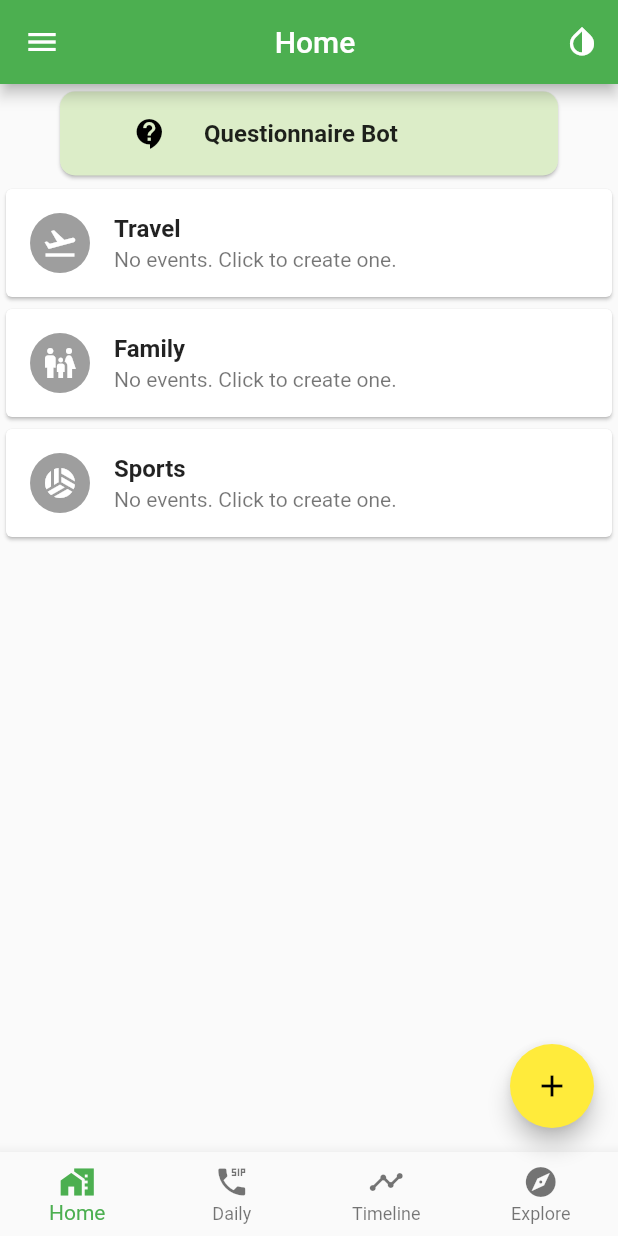
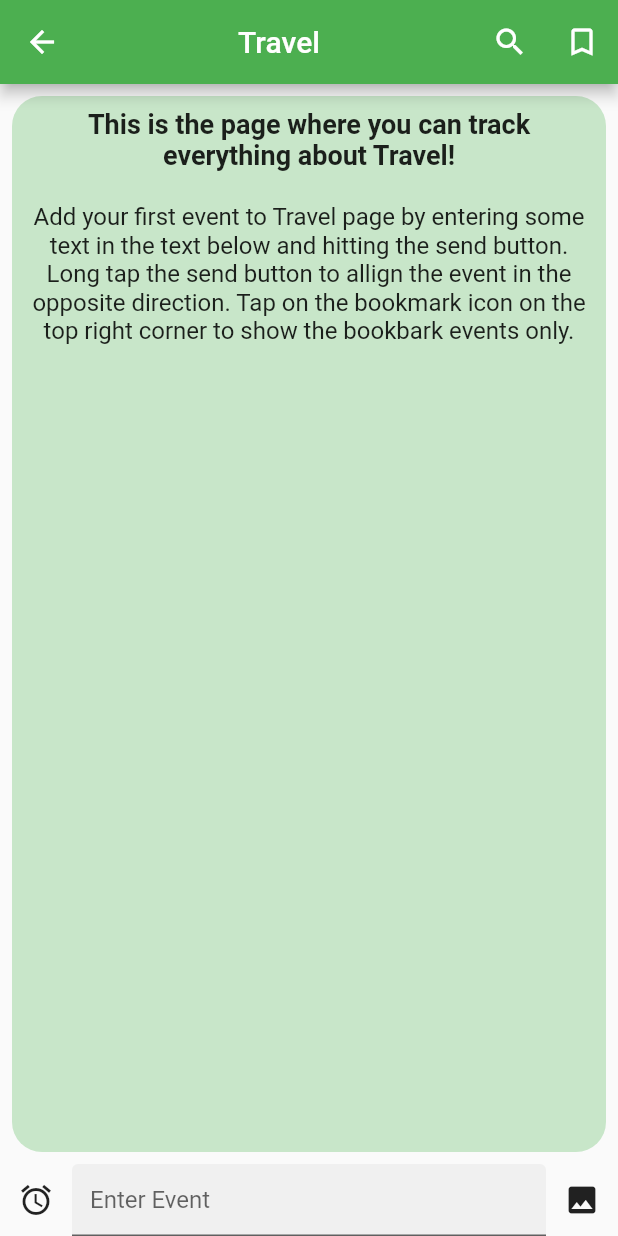
Before and after one commit to What-the-Flutter/WTF-Lab-2, a Flutter app: the screen it shows after launch, after a tap on "Travel", on a phone screen of 412 x 824 dp. Run offline on Flutter 3.47's test engine with Material 2 defaults, Android fonts, the phone set to English and light mode, and no system bars; our stand-ins replace image_picker; missing offline and left inert: flutter_application_5.

Commit message:
evets creen done

```diff
--- /dev/null
+++ b/886454628/lib/event_screen.dart
@@ -0,0 +1,482 @@
+import 'dart:io';
+
+import 'package:flutter/material.dart';
+import 'package:flutter/rendering.dart';
+import 'package:flutter/services.dart';
+import 'package:image_picker/image_picker.dart';
+import 'package:intl/intl.dart';
+
+class EventScreen extends StatefulWidget {
+  const EventScreen(this.text, {Key? key}) : super(key: key);
+  final String text;
+  @override
+  _State createState() => _State();
+}
+
+class _State extends State<EventScreen> {
+  List<Event> events = [];
+  List<Event> markedEvents = [];
+  List<Event> selectedEvents = [];
+  List<int> editingIndexes = [];
+  bool editMod = false;
+  bool bookmarkMod = false;
+  bool isWriting = false;
+
+  File? image;
+  Future pickImage() async {
+    final image = await ImagePicker().pickImage(source: ImageSource.gallery);
+
+    if (image == null) return;
+    final imageTemporary = File(image.path);
+    setState(() => this.image = imageTemporary);
+  }
+
+  final textController = TextEditingController();
+
+  @override
+  void dispose() {
+    textController.dispose();
+    super.dispose();
+  }
+
+  @override
+  Widget build(BuildContext context) {
+    return Scaffold(
+      resizeToAvoidBottomInset: true,
+      appBar: selectedEvents.isEmpty && !editMod
+          ? _defaultAppBar(context)
+          : _editAppBar(context),
+      body: Column(
+        children: [
+          events.isEmpty
+              ? Expanded(
+                  child: Container(
+                    decoration: BoxDecoration(
+                      color: Colors.green[100],
+                      borderRadius: BorderRadius.circular(20),
+                    ),
+                    margin: const EdgeInsets.all(8.0),
+                    child: Padding(
+                      padding: const EdgeInsets.all(8.0),
+                      child: Column(
+                        children: [
+                          Text(
+                            'This is the page where you can track everything about ${widget.text}!\n',
+                            textAlign: TextAlign.center,
+                            style: const TextStyle(
+                                fontWeight: FontWeight.bold, fontSize: 18),
+                          ),
+                          Text(
+                            'Add your first event to ${widget.text} page by entering some text in the text below and hitting the send button. Long tap the send button to allign the event in the opposite direction. Tap on the bookmark icon on the top right corner to show the bookbark events only.',
+                            textAlign: TextAlign.center,
+                            style: const TextStyle(fontSize: 16),
+                          ),
+                        ],
+                      ),
+                    ),
+                  ),
+                )
+              : bookmarkMod
+                  ? Expanded(
+                      child: ListView.builder(
+                        itemCount: markedEvents.length,
+                        itemBuilder: (context, index) => Align(
+                          alignment: Alignment.centerLeft,
+                          child: GestureDetector(
+                            onTap: () {
+                              setState(() {
+                                if (selectedEvents.isNotEmpty) {
+                                  if (selectedEvents.contains(events[index])) {
+                                    selectedEvents.remove(events[index]);
+                                  } else {
+                                    editingIndexes.add(index);
+                                    selectedEvents.add(events[index]);
+                                  }
+                                } else {
+                                  if (markedEvents.contains(events[index])) {
+                                    markedEvents.remove(events[index]);
+                                  } else {
+                                    markedEvents.add(events[index]);
+                                  }
+                                }
+                              });
+                            },
+                            onLongPress: () {
+                              setState(() {
+                                selectedEvents.add(events[index]);
+                                editingIndexes.add(index);
+                              });
+                            },
+                            child: Center(
+                              child: Container(
+                                margin: const EdgeInsets.all(8),
+                                padding: const EdgeInsets.all(10),
+                                decoration: BoxDecoration(
+                                  color: selectedEvents
+                                          .contains(markedEvents[index])
+                                      ? Colors.green[300]
+                                      : Colors.green[100],
+                                  borderRadius: BorderRadius.circular(10),
+                                ),
+                                child: Column(
+                                  crossAxisAlignment: CrossAxisAlignment.start,
+                                  children: [
+                                    if (image != null)
+                                      Image.file(
+                                        image!,
+                                        width: 100,
+                                        height: 100,
+                                      ),
+                                    Text(
+                                      markedEvents[index].text,
+                                      style: const TextStyle(fontSize: 18),
+                                    ),
+                                    Text(
+                                      DateFormat()
+                                          .add_jm()
+                                          .format(
+                                              markedEvents[index].timeCreated)
+                                          .toString(),
+                                      style: const TextStyle(
+                                        fontSize: 11,
+                                        color: Color(0xFF616161),
+                                      ),
+                                    ),
+                                    if (markedEvents
+                                        .contains(markedEvents[index]))
+                                      const Icon(Icons.bookmark_add, size: 12)
+                                  ],
+                                ),
+                              ),
+                            ),
+                          ),
+                        ),
+                      ),
+                    )
+                  : Expanded(
+                      child: ListView.builder(
+                        itemCount: events.length,
+                        itemBuilder: (context, index) => Align(
+                          alignment: Alignment.centerLeft,
+                          child: GestureDetector(
+                            onTap: () {
+                              setState(() {
+                                if (selectedEvents.isNotEmpty) {
+                                  if (selectedEvents.contains(events[index])) {
+                                    selectedEvents.remove(events[index]);
+                                  } else {
+                                    editingIndexes.add(index);
+                                    selectedEvents.add(events[index]);
+                                  }
+                                } else {
+                                  if (markedEvents.contains(events[index])) {
+                                    markedEvents.remove(events[index]);
+                                  } else {
+                                    markedEvents.add(events[index]);
+                                  }
+                                }
+                              });
+                            },
+                            onLongPress: () {
+                              setState(() {
+                                selectedEvents.add(events[index]);
+                                editingIndexes.add(index);
+                              });
+                            },
+                            child: Container(
+                              margin: const EdgeInsets.all(8),
+                              padding: const EdgeInsets.all(10),
+                              decoration: BoxDecoration(
+                                color: selectedEvents.contains(events[index])
+                                    ? Colors.green[300]
+                                    : Colors.green[100],
+                                borderRadius: BorderRadius.circular(10),
+                              ),
+                              child: Column(
+                                crossAxisAlignment: CrossAxisAlignment.start,
+                                children: [
+                                  Text(
+                                    events[index].text,
+                                    style: const TextStyle(fontSize: 18),
+                                  ),
+                                  Text(
+                                    DateFormat()
+                                        .add_jm()
+                                        .format(events[index].timeCreated)
+                                        .toString(),
+                                    style: const TextStyle(
+                                      fontSize: 11,
+                                      color: Color(0xFF616161),
+                                    ),
+                                  ),
+                                  if (markedEvents.contains(events[index]))
+                                    const Icon(Icons.bookmark_add, size: 12)
+                                ],
+                              ),
+                            ),
+                          ),
+                        ),
+                      ),
+                    ),
+          Row(
+            children: [
+              IconButton(
+                onPressed: () {},
+                icon: const Icon(Icons.access_alarm),
+              ),
+              Expanded(
+                child: TextField(
+                  onChanged: (text) {
+                    setState(() {
+                      isWriting = text.isEmpty ? false : true;
+                    });
+                  },
+                  keyboardType: TextInputType.multiline,
+                  minLines: 1,
+                  maxLines:
+                      MediaQuery.of(context).orientation == Orientation.portrait
+                          ? 9
+                          : 1,
+                  decoration: const InputDecoration(
+                    hintText: 'Enter Event',
+                    filled: true,
+                  ),
+                  controller: textController,
+                ),
+              ),
+              isWriting
+                  ? IconButton(
+                      onPressed: () {
+                        setState(() {
+                          if (textController.text
+                              .replaceAll('\n', '')
+                              .isEmpty) {
+                            return;
+                          }
+                          if (editMod) {
+                            events[editingIndexes[0]].text =
+                                textController.text;
+                            editMod = false;
+                            editingIndexes.clear();
+                          } else {
+                            events.add(Event(textController.text));
+                          }
+                          textController.text = '';
+                        });
+                      },
+                      icon: const Icon(
+                        Icons.send,
+                      ),
+                    )
+                  : IconButton(
+                      onPressed: pickImage,
+                      icon: const Icon(
+                        Icons.image,
+                      ),
+                    )
+            ],
+          ),
+        ],
+      ),
+    );
+  }
+
+  AppBar _defaultAppBar(BuildContext context) {
+    return AppBar(
+      leading: IconButton(
+        onPressed: () {
+          Navigator.pop(context);
+        },
+        icon: const Icon(Icons.arrow_back),
+      ),
+      title: Center(
+        child: Text(widget.text),
+      ),
+      actions: [
+        IconButton(
+          onPressed: () {},
+          icon: const Icon(Icons.search),
+        ),
+        IconButton(
+          onPressed: () {
+            setState(() {
+              bookmarkMod = bookmarkMod ? false : true;
+            });
+          },
+          icon: bookmarkMod
+              ? const Icon(
+                  Icons.bookmark,
+                  color: Colors.yellow,
+                )
+              : const Icon(Icons.bookmark_outline),
+        ),
+      ],
+    );
+  }
+
+  AppBar _editAppBar(BuildContext context) {
+    return editMod
+        ? _editModAppBar(context)
+        : AppBar(
+            leading: IconButton(
+              onPressed: () {
+                setState(() {
+                  selectedEvents.clear();
+                });
+              },
+              icon: const Icon(Icons.close),
+            ),
+            title: Center(
+              child: Text(selectedEvents.length.toString()),
+            ),
+            actions: [
+              if (selectedEvents.length == 1)
+                IconButton(
+                  onPressed: () {
+                    setState(() {
+                      textController.text = selectedEvents[0].text;
+                      editMod = true;
+                      selectedEvents.clear();
+                    });
+                  },
+                  icon: const Icon(Icons.edit),
+                ),
+              IconButton(
+                onPressed: () {
+                  Clipboard.setData(
+                      ClipboardData(text: selectedEvents.join('\n')));
+                  setState(() {
+                    selectedEvents.clear();
+                  });
+                },
+                icon: const Icon(Icons.copy),
+              ),
+              IconButton(
+                onPressed: () {
+                  setState(() {
+                    markedEvents.addAll(selectedEvents);
+                    selectedEvents.clear();
+                  });
+                },
+                icon: const Icon(Icons.bookmark_outline),
+              ),
+              IconButton(
+                onPressed: () {
+                  showModalBottomSheet(
+                      context: context,
+                      builder: (context) => Container(
+                            margin: const EdgeInsets.all(8.0),
+                            padding: const EdgeInsets.all(8.0),
+                            alignment: Alignment.centerLeft,
+                            height: 150,
+                            child: Column(
+                              children: [
+                                const Text(
+                                  'Delete Entry(s)?\n',
+                                  style: TextStyle(
+                                    fontWeight: FontWeight.bold,
+                                    fontSize: 20,
+                                  ),
+                                ),
+                                Text(
+                                  'Are you sure you want to delete the ${selectedEvents.length} selected events?',
+                                  style: const TextStyle(fontSize: 16),
+                                ),
+                                Expanded(
+                                  child: Row(
+                                    mainAxisAlignment:
+                                        MainAxisAlignment.spaceBetween,
+                                    crossAxisAlignment:
+                                        CrossAxisAlignment.stretch,
+                                    children: [
+                                      Container(
+                                        width: 150,
+                                        decoration: BoxDecoration(
+                                          color: Colors.green[100],
+                                          borderRadius:
+                                              BorderRadius.circular(20),
+                                        ),
+                                        child: IconButton(
+                                          color: Colors.red,
+                                          iconSize: 30,
+                                          onPressed: () {
+                                            setState(() {
+                                              events.removeWhere((item) =>
+                                                  selectedEvents
+                                                      .contains(item));
+                                              markedEvents.removeWhere((item) =>
+                                                  selectedEvents
+                                                      .contains(item));
+                                              selectedEvents.clear();
+                                            });
+                                            Navigator.pop(context);
+                                          },
+                                          icon: const Icon(Icons.delete),
+                                        ),
+                                      ),
+                                      Container(
+                                        width: 150,
+                                        decoration: BoxDecoration(
+                                          color: Colors.green[100],
+                                          borderRadius:
+                                              BorderRadius.circular(20),
+                                        ),
+                                        child: IconButton(
+                                          iconSize: 30,
+                                          color: Colors.blue,
+                                          onPressed: () {
+                                            Navigator.pop(context);
+                                          },
+                                          icon: const Icon(Icons.cancel),
+                                        ),
+                                      ),
+                                    ],
+                                  ),
+                                ),
+                              ],
+                            ),
+                          ));
+                },
+                icon: const Icon(Icons.delete),
+              ),
+            ],
+          );
+  }
+
+  AppBar _editModAppBar(BuildContext context) {
+    return AppBar(
+      leading: IconButton(
+        onPressed: () {
+          setState(() {
+            editMod = false;
+            textController.text = '';
+          });
+        },
+        icon: const Icon(Icons.arrow_back),
+      ),
+      title: const Center(
+        child: Text('Edit Mode'),
+      ),
+      actions: [
+        IconButton(
+            onPressed: () {
+              setState(() {
+                editMod = false;
+                textController.text = '';
+              });
+            },
+            icon: const Icon(Icons.close)),
+      ],
+    );
+  }
+}
+
+class Event {
+  Event(this.text);
+  DateTime timeCreated = DateTime.now();
+  String text;
+  @override
+  String toString() {
+    return text;
+  }
+}
--- a/886454628/lib/screen.dart
+++ b/886454628/lib/screen.dart
@@ -1,9 +1,33 @@
 import 'package:flutter/material.dart';
 import 'package:flutter/widgets.dart';
 
-class HomeScreen extends StatelessWidget {
+import 'event_screen.dart';
+
+class HomeScreen extends StatefulWidget {
   const HomeScreen({Key? key}) : super(key: key);
 
+  @override
+  State<HomeScreen> createState() => _HomeScreenState();
+}
+
+class _HomeScreenState extends State<HomeScreen> {
+  int _currentIndex = 0;
+
+  List<String> tilesNames = ['Travel', 'Family', 'Sports'];
+  List<Icon> tilesIcons = [
+    const Icon(
+      Icons.flight_takeoff,
+      color: Colors.white,
+    ),
+    const Icon(
+      Icons.family_restroom,
+      color: Colors.white,
+    ),
+    const Icon(
+      Icons.sports_volleyball,
+      color: Colors.white,
+    ),
+  ];
   @override
   Widget build(BuildContext context) {
     return Scaffold(
@@ -37,6 +61,7 @@ class HomeScreen extends StatelessWidget {
   Widget _botomNavigator(BuildContext context) {
     return BottomNavigationBar(
       type: BottomNavigationBarType.fixed,
+      currentIndex: _currentIndex,
       items: const <BottomNavigationBarItem>[
         BottomNavigationBarItem(
           icon: Icon(Icons.home_work),
@@ -55,86 +80,34 @@ class HomeScreen extends StatelessWidget {
           label: 'Explore',
         ),
       ],
+      onTap: _onNavTap,
     );
   }
 
   Widget _pageList(BuildContext context) {
-    return ListView(
-      children: <Widget>[
-        Card(
-          color: Colors.lightGreen.shade100,
-          shape: RoundedRectangleBorder(
-            borderRadius: BorderRadius.circular(10.0),
-          ),
-          margin: const EdgeInsets.symmetric(horizontal: 40.0, vertical: 5.0),
-          child: ListTile(
-            contentPadding: const EdgeInsets.symmetric(horizontal: 40),
-            onTap: () {},
+    return ListView.separated(
+        itemCount: tilesNames.length,
+        separatorBuilder: (context, index) => const Divider(),
+        itemBuilder: (context, index) => ListTile(
+            title: Text(tilesNames[index]),
             leading: CircleAvatar(
-              child: const Icon(
-                Icons.contact_support,
-                color: Colors.black,
-              ),
-              backgroundColor: Colors.lightGreen.shade100,
-            ),
-            title: const Text(
-              'Questionnaire Bot',
-              style: TextStyle(fontWeight: FontWeight.bold),
-            ),
-          ),
-        ),
-        Card(
-          child: ListTile(
-            onTap: () {},
-            leading: const CircleAvatar(
-              child: Icon(
-                Icons.flight_takeoff,
-                color: Colors.white,
-              ),
+              child: tilesIcons[index],
               backgroundColor: Colors.grey,
             ),
-            title: const Text(
-              'Travel',
-              style: TextStyle(fontWeight: FontWeight.bold),
-            ),
-            subtitle: const Text('No events. Click to create one.'),
-          ),
-        ),
-        Card(
-          child: ListTile(
-            onTap: () {},
-            leading: const CircleAvatar(
-              child: Icon(
-                Icons.family_restroom,
-                color: Colors.white,
-              ),
-              backgroundColor: Colors.grey,
-            ),
-            title: const Text(
-              'Family',
-              style: TextStyle(fontWeight: FontWeight.bold),
-            ),
-            subtitle: const Text('No events. Click to create one.'),
-          ),
-        ),
-        Card(
-          child: ListTile(
-            onTap: () {},
-            leading: const CircleAvatar(
-              child: Icon(
-                Icons.sports_volleyball,
-                color: Colors.white,
-              ),
-              backgroundColor: Colors.grey,
-            ),
-            title: const Text(
-              'Sports',
-              style: TextStyle(fontWeight: FontWeight.bold),
-            ),
-            subtitle: const Text('No events. Click to create one.'),
-          ),
-        ),
-      ],
-    );
+            subtitle: const Text('No Events. Click to create one.'),
+            onTap: () {
+              Navigator.push(
+                context,
+                MaterialPageRoute<void>(
+                  builder: (context) => EventScreen(tilesNames[index]),
+                ),
+              );
+            }));
+  }
+
+  void _onNavTap(index) {
+    setState(() {
+      _currentIndex = index;
+    });
   }
 }
```
Also changed, not shown: 886454628/pubspec.yaml (+3 -69 lines), 886454628/pubspec.lock.
